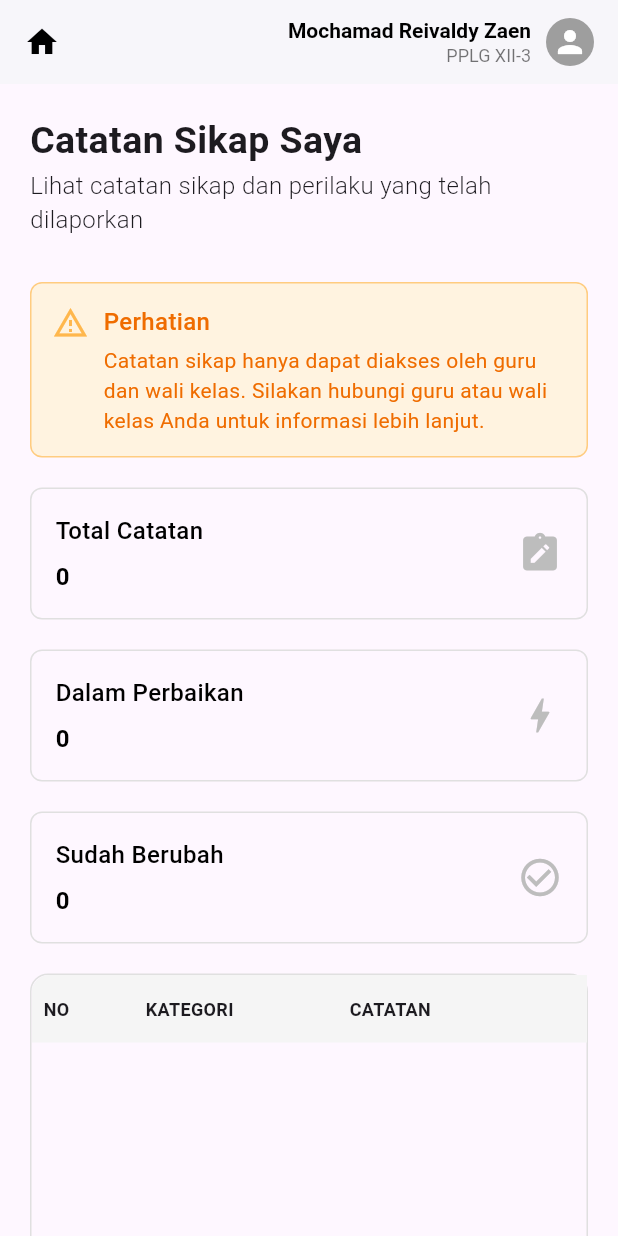
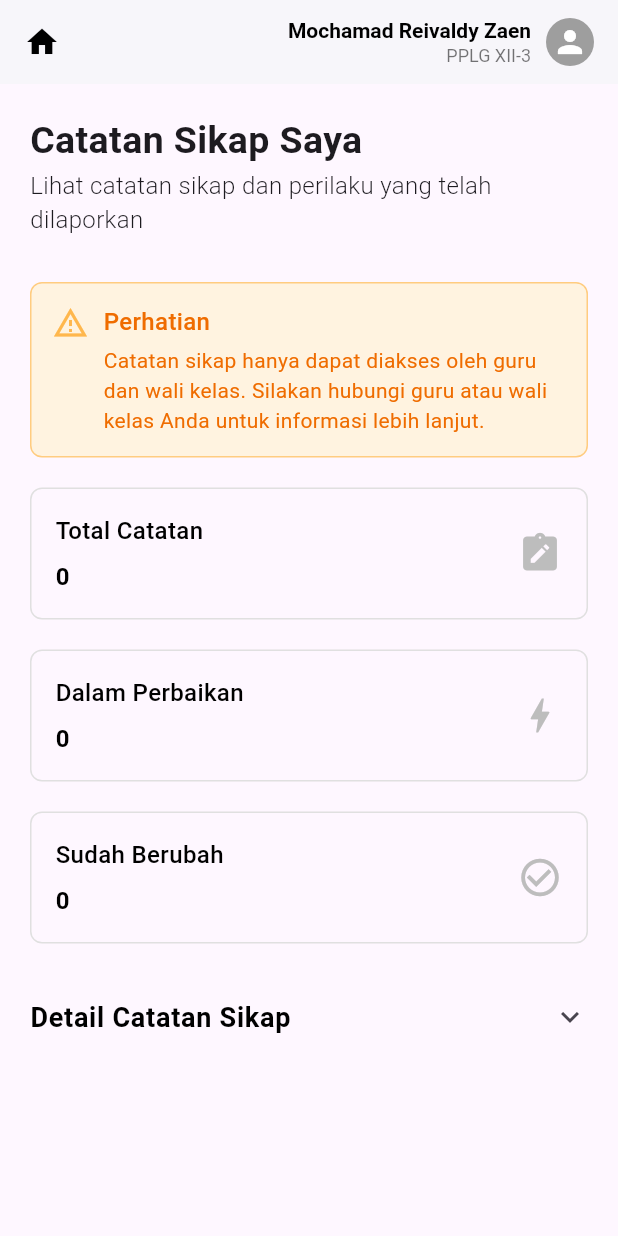
Before and after one commit to annasyasa/Jurnalku-mobile, a Flutter app: the CatatanSikapPage screen opened directly, on a phone screen of 412 x 824 dp. Run offline on Flutter 3.47's test engine with Material 3 defaults, Android fonts, the phone set to English and light mode, and no system bars; our stand-ins replace google_fonts.

Commit message:
feat : add expansion tile di catatan sikap

```diff
--- a/lib/catatan_sikap.dart
+++ b/lib/catatan_sikap.dart
@@ -213,116 +213,25 @@ class CatatanSikapPage extends StatelessWidget {
                 ],
               ),
             ),
-            // bagian tabel catatan sikap
-            Container(
-              width: double.infinity,
-              margin: EdgeInsets.only(top: 20),
-              decoration: BoxDecoration(
-                borderRadius: BorderRadius.circular(12),
-                border: Border.all(color: Colors.grey.shade300),
-              ),
-              child: LayoutBuilder(
-                builder: (context, constraints) {
-                  double minWidth = 900; // min lebar tabel
-                  double tableWidth = constraints.maxWidth > minWidth
-                      ? constraints.maxWidth
-                      : minWidth;
-                  return SingleChildScrollView(
-                    scrollDirection: Axis.horizontal,
-                    child: SizedBox(
-                      width: tableWidth,
-                      child: Column(
-                        children: [
-                          // HEADER
-                          Container(
-                            padding: EdgeInsets.symmetric(
-                              vertical: 14,
-                              horizontal: 8,
-                            ),
-                            decoration: BoxDecoration(
-                              color: Colors.grey.shade100,
-                              borderRadius: const BorderRadius.vertical(
-                                top: Radius.circular(12),
+            SizedBox(height: 20),
+            ExpansionTile(
+              initiallyExpanded: false,
+              tilePadding: EdgeInsets.zero,
+              childrenPadding: EdgeInsets.zero,
+              title: Text(
+                "Detail Catatan Sikap",
+                style: TextStyle(
+                  fontSize: 18,
+                  fontWeight: FontWeight.w600,
+                  color: Colors.black,
                 ),
               ),
-                            child: Row(
+
               children: [
-                                Expanded(
-                                  flex: 1,
-                                  child: Text(
-                                    "NO",
-                                    style: TextStyle(
-                                      fontWeight: FontWeight.bold,
-                                      fontSize: 12,
-                                    ),
-                                  ),
-                                ),
-                                Expanded(
-                                  flex: 2,
-                                  child: Text(
-                                    "KATEGORI",
-                                    style: TextStyle(
-                                      fontWeight: FontWeight.bold,
-                                      fontSize: 12,
-                                    ),
-                                  ),
-                                ),
-                                Expanded(
-                                  flex: 3,
-                                  child: Text(
-                                    "CATATAN",
-                                    style: TextStyle(
-                                      fontWeight: FontWeight.bold,
-                                      fontSize: 12,
-                                    ),
-                                  ),
-                                ),
-                                Expanded(
-                                  flex: 2,
-                                  child: Text(
-                                    "STATUS",
-                                    style: TextStyle(
-                                      fontWeight: FontWeight.bold,
-                                      fontSize: 12,
-                                    ),
-                                  ),
-                                ),
-                                Expanded(
-                                  flex: 2,
-                                  child: Text(
-                                    "DILAPORKAN",
-                                    style: TextStyle(
-                                      fontWeight: FontWeight.bold,
-                                      fontSize: 12,
-                                    ),
-                                  ),
-                                ),
-                                Expanded(
-                                  flex: 2,
-                                  child: Text(
-                                    "UPDATE TERAKHIR",
-                                    style: TextStyle(
-                                      fontWeight: FontWeight.bold,
-                                      fontSize: 12,
-                                    ),
-                                  ),
-                                ),
-                                Expanded(
-                                  flex: 1,
-                                  child: Text(
-                                    "AKSI",
-                                    style: TextStyle(
-                                      fontWeight: FontWeight.bold,
-                                      fontSize: 12,
-                                    ),
-                                  ),
-                                ),
-                              ],
-                            ),
-                          ),
-                          // no data
-                          Container(
-                            padding: EdgeInsets.symmetric(vertical: 40),
+                SizedBox(height: 10),
+
+                // Jika data kosong
+                Center(
                   child: Column(
                     children: [
                       Container(
@@ -352,20 +261,136 @@ class CatatanSikapPage extends StatelessWidget {
                       SizedBox(height: 6),
                       Text(
                         "Belum ada catatan sikap yang dilaporkan",
-                                  style: TextStyle(
-                                    fontSize: 13,
-                                    color: Colors.grey,
-                                  ),
+                        style: TextStyle(fontSize: 13, color: Colors.grey),
                       ),
                     ],
                   ),
                 ),
+
+                SizedBox(height: 20),
+
+                // ==========================
+                // CARD 1 (tanpa widget tambahan)
+                // ==========================
+                Container(
+                  margin: EdgeInsets.only(bottom: 16),
+                  padding: EdgeInsets.all(16),
+                  decoration: BoxDecoration(
+                    borderRadius: BorderRadius.circular(12),
+                    border: Border.all(color: Colors.grey.shade300),
+                    color: Colors.white,
+                  ),
+                  child: Column(
+                    crossAxisAlignment: CrossAxisAlignment.start,
+                    children: [
+                      Text(
+                        "Kedisiplinan",
+                        style: TextStyle(
+                          fontSize: 15,
+                          fontWeight: FontWeight.bold,
+                          color: Colors.black87,
+                        ),
+                      ),
+
+                      SizedBox(height: 8),
+
+                      Text(
+                        "Sering terlambat masuk kelas",
+                        style: TextStyle(fontSize: 14),
+                      ),
+
+                      SizedBox(height: 12),
+
+                      Row(
+                        mainAxisAlignment: MainAxisAlignment.spaceBetween,
+                        children: [
+                          Text(
+                            "Status: Dalam Perbaikan",
+                            style: TextStyle(
+                              fontSize: 13,
+                              color: Colors.grey[700],
+                            ),
+                          ),
+                          Icon(Icons.more_horiz, color: Colors.grey[600]),
+                        ],
+                      ),
+
+                      SizedBox(height: 6),
+
+                      Text(
+                        "Dilaporkan: 12 Jan 2025",
+                        style: TextStyle(fontSize: 12, color: Colors.grey[600]),
+                      ),
+                      Text(
+                        "Update Terakhir: 15 Jan 2025",
+                        style: TextStyle(fontSize: 12, color: Colors.grey[600]),
+                      ),
                     ],
                   ),
                 ),
-                  );
-                },
+
+                // ==========================
+                // CARD 2
+                // ==========================
+                Container(
+                  margin: EdgeInsets.only(bottom: 16),
+                  padding: EdgeInsets.all(16),
+                  decoration: BoxDecoration(
+                    borderRadius: BorderRadius.circular(12),
+                    border: Border.all(color: Colors.grey.shade300),
+                    color: Colors.white,
                   ),
+                  child: Column(
+                    crossAxisAlignment: CrossAxisAlignment.start,
+                    children: [
+                      Text(
+                        "Kerjasama",
+                        style: TextStyle(
+                          fontSize: 15,
+                          fontWeight: FontWeight.bold,
+                          color: Colors.black87,
+                        ),
+                      ),
+
+                      SizedBox(height: 8),
+
+                      Text(
+                        "Tidak mau kerja kelompok",
+                        style: TextStyle(fontSize: 14),
+                      ),
+
+                      SizedBox(height: 12),
+
+                      Row(
+                        mainAxisAlignment: MainAxisAlignment.spaceBetween,
+                        children: [
+                          Text(
+                            "Status: Sudah Berubah",
+                            style: TextStyle(
+                              fontSize: 13,
+                              color: Colors.grey[700],
+                            ),
+                          ),
+                          Icon(Icons.more_horiz, color: Colors.grey[600]),
+                        ],
+                      ),
+
+                      SizedBox(height: 6),
+
+                      Text(
+                        "Dilaporkan: 5 Jan 2025",
+                        style: TextStyle(fontSize: 12, color: Colors.grey[600]),
+                      ),
+                      Text(
+                        "Update Terakhir: 11 Jan 2025",
+                        style: TextStyle(fontSize: 12, color: Colors.grey[600]),
+                      ),
+                    ],
+                  ),
+                ),
+
+                SizedBox(height: 10),
+              ],
             ),
           ],
         ),
--- a/lib/panduan.dart
+++ b/lib/panduan.dart
@@ -1,5 +1,4 @@
 import 'package:flutter/material.dart';
-import 'package:jurnalku_mobile/catatan_sikap.dart';
 import 'package:jurnalku_mobile/panduanpengguna/catatan_sikap.dart';
 import 'package:jurnalku_mobile/panduanpengguna/mengelola_sertifikat.dart';
 
```
Lines whose indentation alone changed are shown as unchanged.
